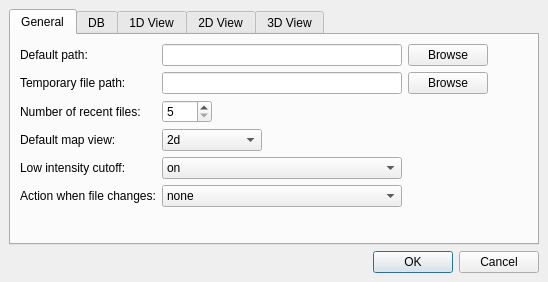
Qt form include/OpenMS/VISUAL/DIALOGS/UIC/TOPPViewPrefDialog.ui (hroest/flaming-archer) before a commit.
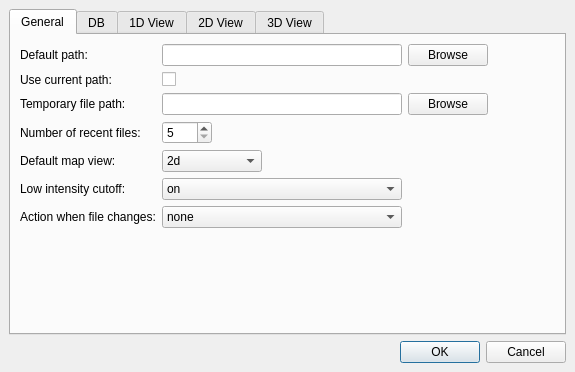
The same form after that commit. Custom widgets are drawn as their Qt base class.

Commit message: TOPPView: added preferences option to use current path instead of default path; TOPP Tutorial: renamed raw/peak data to profile/centroided data.

The edit to the form file:
```diff
--- a/include/OpenMS/VISUAL/DIALOGS/UIC/TOPPViewPrefDialog.ui
+++ b/include/OpenMS/VISUAL/DIALOGS/UIC/TOPPViewPrefDialog.ui
@@ -5,8 +5,8 @@
    <rect>
     <x>0</x>
     <y>0</y>
-    <width>548</width>
-    <height>282</height>
+    <width>575</width>
+    <height>372</height>
    </rect>
   </property>
   <property name="windowTitle" >
@@ -37,7 +37,7 @@
       <attribute name="title" >
        <string>General</string>
       </attribute>
-      <layout class="QGridLayout" >
+      <layout class="QGridLayout" name="gridLayout" >
        <item row="0" column="0" >
         <widget class="QLabel" name="label_5" >
          <property name="toolTip" >
@@ -69,6 +69,26 @@
         </widget>
        </item>
        <item row="1" column="0" >
+        <widget class="QLabel" name="label_15" >
+         <property name="toolTip" >
+          <string>If enabled, the path of the currently tag is used instead of the 'default path'. If no tab is open - or no path associated with a tab, the default path is used.</string>
+         </property>
+         <property name="whatsThis" >
+          <string>If enabled, the path of the currently tag is used instead of the 'default path'. If no tab is open - or no path associated with a tab, the default path is used.</string>
+         </property>
+         <property name="text" >
+          <string>Use current path:</string>
+         </property>
+        </widget>
+       </item>
+       <item row="1" column="2" >
+        <widget class="QCheckBox" name="default_path_current" >
+         <property name="text" >
+          <string/>
+         </property>
+        </widget>
+       </item>
+       <item row="2" column="0" >
         <widget class="QLabel" name="label_6" >
          <property name="toolTip" >
           <string>&lt;html>&lt;head>&lt;meta name="qrichtext" content="1" />&lt;style type="text/css">
@@ -81,17 +101,17 @@
          </property>
         </widget>
        </item>
-       <item row="1" column="2" >
+       <item row="2" column="2" >
         <widget class="QLineEdit" name="temp_path" />
        </item>
-       <item row="1" column="3" >
+       <item row="2" column="3" >
         <widget class="QPushButton" name="browse_temp" >
          <property name="text" >
           <string>Browse</string>
          </property>
         </widget>
        </item>
-       <item row="2" column="0" >
+       <item row="3" column="0" >
         <widget class="QLabel" name="label_7" >
          <property name="toolTip" >
           <string>&lt;html>&lt;head>&lt;meta name="qrichtext" content="1" />&lt;style type="text/css">
@@ -104,7 +124,7 @@
          </property>
         </widget>
        </item>
-       <item row="2" column="2" >
+       <item row="3" column="2" >
         <widget class="QSpinBox" name="recent_files" >
          <property name="maximumSize" >
           <size>
@@ -120,7 +140,7 @@
          </property>
         </widget>
        </item>
-       <item row="2" column="4" >
+       <item row="3" column="4" >
         <spacer>
          <property name="orientation" >
           <enum>Qt::Horizontal</enum>
@@ -133,14 +153,14 @@
          </property>
         </spacer>
        </item>
-       <item row="3" column="0" >
+       <item row="4" column="0" >
         <widget class="QLabel" name="label_8" >
          <property name="text" >
           <string>Default map view:</string>
          </property>
         </widget>
        </item>
-       <item row="3" column="2" >
+       <item row="4" column="2" >
         <widget class="QComboBox" name="map_default" >
          <property name="maximumSize" >
           <size>
@@ -160,7 +180,7 @@
          </item>
         </widget>
        </item>
-       <item row="4" column="0" >
+       <item row="5" column="0" >
         <widget class="QLabel" name="label_9" >
          <property name="toolTip" >
           <string>&lt;html>&lt;head>&lt;meta name="qrichtext" content="1" />&lt;style type="text/css">
@@ -173,7 +193,7 @@
          </property>
         </widget>
        </item>
-       <item row="4" column="2" >
+       <item row="5" column="2" >
         <widget class="QComboBox" name="map_cutoff" >
          <item>
           <property name="text" >
@@ -187,7 +207,20 @@
          </item>
         </widget>
        </item>
-       <item row="5" column="2" >
+       <item row="6" column="0" colspan="2" >
+        <widget class="QLabel" name="label_14" >
+         <property name="toolTip" >
+          <string>&lt;html>&lt;head>&lt;meta name="qrichtext" content="1" />&lt;style type="text/css">
+p, li { white-space: pre-wrap; }
+&lt;/style>&lt;/head>&lt;body style=" font-family:'Sans Serif'; font-size:9pt; font-weight:400; font-style:normal;">
+&lt;p style=" margin-top:0px; margin-bottom:0px; margin-left:0px; margin-right:0px; -qt-block-indent:0; text-indent:0px;">This setting determines what to do when a data file changes: 'none' -- does nothing, 'ask' -- asks the user whether to update the view, 'update automatically' -- updates without asking&lt;/p>&lt;/body>&lt;/html></string>
+         </property>
+         <property name="text" >
+          <string>Action when file changes:</string>
+         </property>
+        </widget>
+       </item>
+       <item row="6" column="2" >
         <widget class="QComboBox" name="on_file_change" >
          <item>
           <property name="text" >
@@ -206,7 +239,7 @@
          </item>
         </widget>
        </item>
-       <item row="6" column="1" colspan="2" >
+       <item row="7" column="1" colspan="2" >
         <spacer>
          <property name="orientation" >
           <enum>Qt::Vertical</enum>
@@ -219,19 +252,6 @@
          </property>
         </spacer>
        </item>
-       <item row="5" column="0" colspan="2" >
-        <widget class="QLabel" name="label_14" >
-         <property name="toolTip" >
-          <string>&lt;html>&lt;head>&lt;meta name="qrichtext" content="1" />&lt;style type="text/css">
-p, li { white-space: pre-wrap; }
-&lt;/style>&lt;/head>&lt;body style=" font-family:'Sans Serif'; font-size:9pt; font-weight:400; font-style:normal;">
-&lt;p style=" margin-top:0px; margin-bottom:0px; margin-left:0px; margin-right:0px; -qt-block-indent:0; text-indent:0px;">This setting determines what to do when a data file changes: 'none' -- does nothing, 'ask' -- asks the user whether to update the view, 'update automatically' -- updates without asking&lt;/p>&lt;/body>&lt;/html></string>
-         </property>
-         <property name="text" >
-          <string>Action when file changes:</string>
-         </property>
-        </widget>
-       </item>
       </layout>
      </widget>
      <widget class="QWidget" name="tab_2" >
@@ -623,7 +643,7 @@
       <enum>Qt::Horizontal</enum>
      </property>
      <property name="standardButtons" >
-      <set>QDialogButtonBox::Cancel|QDialogButtonBox::NoButton|QDialogButtonBox::Ok</set>
+      <set>QDialogButtonBox::Cancel|QDialogButtonBox::Ok</set>
      </property>
     </widget>
    </item>
```
Left out of the diff: 95 changed lines with no effect on the pictures. The commit also changes 8 other files.
